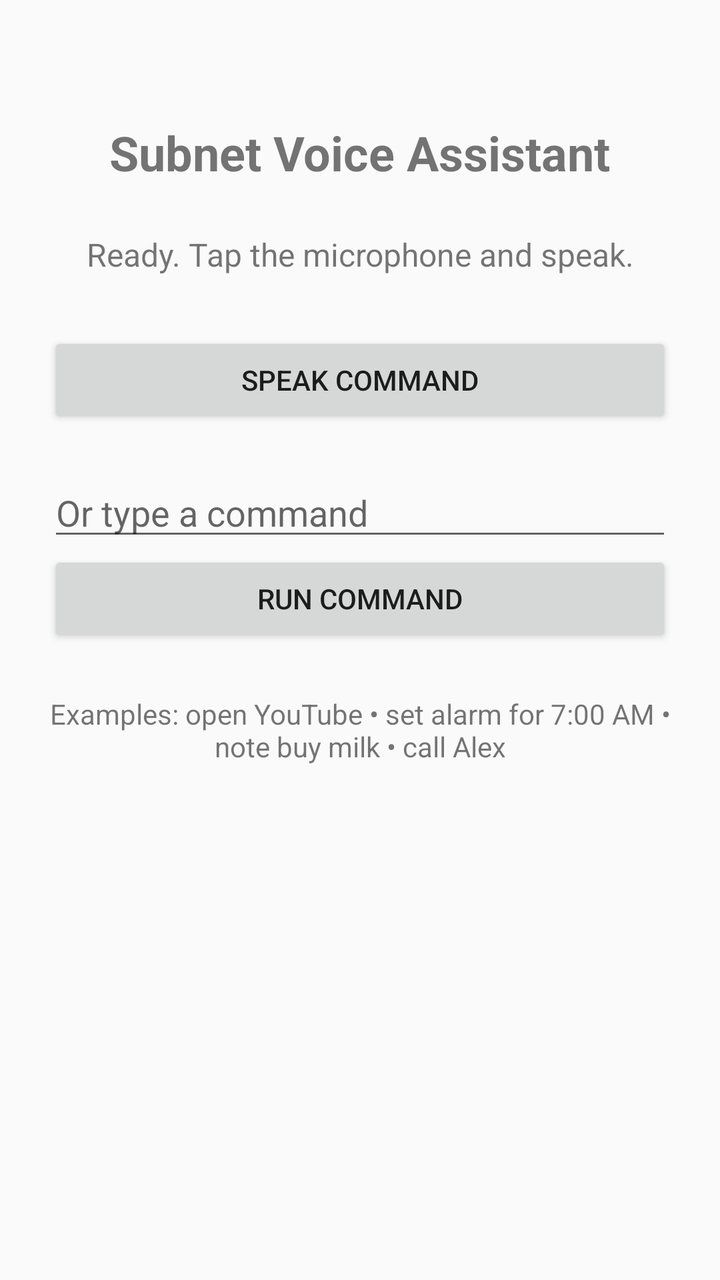
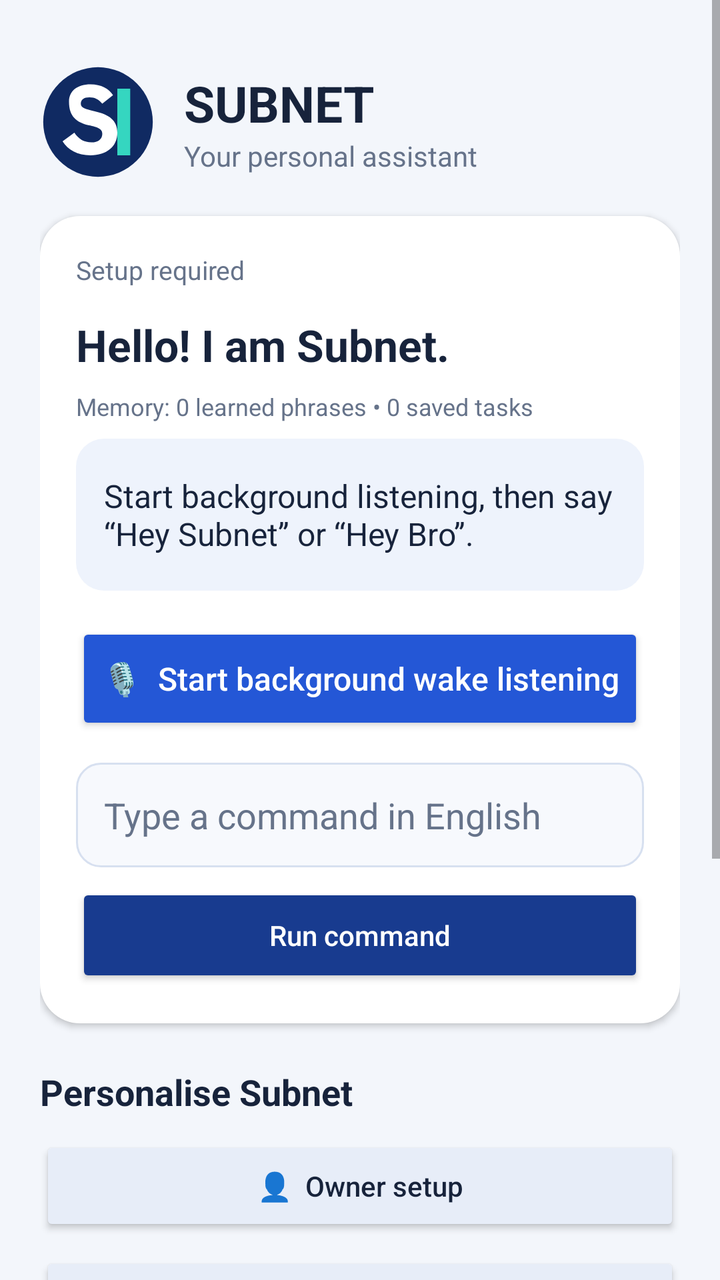

Compare the two renders of this Android layout. The source of the first and the diff that turns it into the second are given below.
<!-- AndroidManifest.xml: application theme android:Theme.Material.Light.NoActionBar -->
<!-- res/layout/activity_main.xml -->
<?xml version="1.0" encoding="utf-8"?>
<LinearLayout xmlns:android="http://schemas.android.com/apk/res/android" android:orientation="vertical" android:padding="24dp" android:gravity="center_horizontal" android:layout_width="match_parent" android:layout_height="match_parent">
    <TextView android:text="Subnet Voice Assistant" android:textSize="24sp" android:textStyle="bold" android:layout_marginTop="36dp" android:layout_width="wrap_content" android:layout_height="wrap_content" />
    <TextView android:id="@+id/status" android:text="Ready. Tap the microphone and speak." android:textSize="16sp" android:gravity="center" android:layout_marginTop="24dp" android:layout_width="match_parent" android:layout_height="wrap_content" />
    <Button android:id="@+id/listenButton" android:text="Speak command" android:layout_marginTop="28dp" android:layout_width="match_parent" android:layout_height="wrap_content" />
    <EditText android:id="@+id/commandInput" android:hint="Or type a command" android:layout_marginTop="20dp" android:singleLine="true" android:layout_width="match_parent" android:layout_height="wrap_content" />
    <Button android:id="@+id/runButton" android:text="Run command" android:layout_width="match_parent" android:layout_height="wrap_content" />
    <TextView android:text="Examples: open YouTube • set alarm for 7:00 AM • note buy milk • call Alex" android:gravity="center" android:layout_marginTop="24dp" android:layout_width="match_parent" android:layout_height="wrap_content" />
</LinearLayout>
<!-- resources referenced by this layout -->
<resources>

</resources>

<!-- the commit's change to res/layout/activity_main.xml (unified diff, before → after) -->
@@ -1,9 +1,203 @@
 <?xml version="1.0" encoding="utf-8"?>
-<LinearLayout xmlns:android="http://schemas.android.com/apk/res/android" android:orientation="vertical" android:padding="24dp" android:gravity="center_horizontal" android:layout_width="match_parent" android:layout_height="match_parent">
-    <TextView android:text="Subnet Voice Assistant" android:textSize="24sp" android:textStyle="bold" android:layout_marginTop="36dp" android:layout_width="wrap_content" android:layout_height="wrap_content" />
-    <TextView android:id="@+id/status" android:text="Ready. Tap the microphone and speak." android:textSize="16sp" android:gravity="center" android:layout_marginTop="24dp" android:layout_width="match_parent" android:layout_height="wrap_content" />
-    <Button android:id="@+id/listenButton" android:text="Speak command" android:layout_marginTop="28dp" android:layout_width="match_parent" android:layout_height="wrap_content" />
-    <EditText android:id="@+id/commandInput" android:hint="Or type a command" android:layout_marginTop="20dp" android:singleLine="true" android:layout_width="match_parent" android:layout_height="wrap_content" />
-    <Button android:id="@+id/runButton" android:text="Run command" android:layout_width="match_parent" android:layout_height="wrap_content" />
-    <TextView android:text="Examples: open YouTube • set alarm for 7:00 AM • note buy milk • call Alex" android:gravity="center" android:layout_marginTop="24dp" android:layout_width="match_parent" android:layout_height="wrap_content" />
-</LinearLayout>
+<ScrollView xmlns:android="http://schemas.android.com/apk/res/android"
+    android:layout_width="match_parent"
+    android:layout_height="match_parent"
+    android:background="@color/sb_background"
+    android:fillViewport="true">
+
+    <LinearLayout
+        android:layout_width="match_parent"
+        android:layout_height="wrap_content"
+        android:orientation="vertical"
+        android:padding="20dp">
+
+        <LinearLayout
+            android:layout_width="match_parent"
+            android:layout_height="wrap_content"
+            android:gravity="center_vertical"
+            android:orientation="horizontal"
+            android:paddingTop="12dp"
+            android:paddingBottom="18dp">
+
+            <ImageView
+                android:layout_width="58dp"
+                android:layout_height="58dp"
+                android:contentDescription="Subnet Assistant SB logo"
+                android:src="@drawable/sb_logo" />
+
+            <LinearLayout
+                android:layout_width="0dp"
+                android:layout_height="wrap_content"
+                android:layout_marginStart="14dp"
+                android:layout_weight="1"
+                android:orientation="vertical">
+
+                <TextView
+                    android:layout_width="wrap_content"
+                    android:layout_height="wrap_content"
+                    android:text="SUBNET"
+                    android:textColor="@color/sb_text"
+                    android:textSize="25sp"
+                    android:textStyle="bold" />
+
+                <TextView
+                    android:layout_width="wrap_content"
+                    android:layout_height="wrap_content"
+                    android:text="Your personal assistant"
+                    android:textColor="@color/sb_muted"
+                    android:textSize="14sp" />
+            </LinearLayout>
+        </LinearLayout>
+
+        <LinearLayout
+            android:layout_width="match_parent"
+            android:layout_height="wrap_content"
+            android:background="@drawable/card_surface"
+            android:elevation="2dp"
+            android:orientation="vertical"
+            android:padding="18dp">
+
+            <TextView
+                android:id="@+id/setupStatus"
+                android:layout_width="match_parent"
+                android:layout_height="wrap_content"
+                android:text="Setup required"
+                android:textColor="@color/sb_muted"
+                android:textSize="13sp" />
+
+            <TextView
+                android:layout_width="match_parent"
+                android:layout_height="wrap_content"
+                android:layout_marginTop="14dp"
+                android:text="Hello! I am Subnet."
+                android:textColor="@color/sb_text"
+                android:textSize="22sp"
+                android:textStyle="bold" />
+
+            <TextView
+                android:id="@+id/learningStatus"
+                android:layout_width="match_parent"
+                android:layout_height="wrap_content"
+                android:layout_marginTop="8dp"
+                android:text="Memory: 0 learned phrases • 0 saved tasks"
+                android:textColor="@color/sb_muted"
+                android:textSize="12sp" />
+
+            <TextView
+                android:id="@+id/status"
+                android:layout_width="match_parent"
+                android:layout_height="wrap_content"
+                android:layout_marginTop="8dp"
+                android:background="@drawable/status_surface"
+                android:gravity="center_vertical"
+                android:minHeight="76dp"
+                android:padding="14dp"
+                android:text="Start background listening, then say “Hey Subnet” or “Hey Bro”."
+                android:textColor="@color/sb_text"
+                android:textSize="16sp" />
+
+            <Button
+                android:id="@+id/listenButton"
+                android:layout_width="match_parent"
+                android:layout_height="56dp"
+                android:layout_marginTop="16dp"
+                android:backgroundTint="@color/sb_primary"
+                android:text="🎙  Start background wake listening"
+                android:textAllCaps="false"
+                android:textColor="@android:color/white"
+                android:textSize="16sp" />
+
+            <EditText
+                android:id="@+id/commandInput"
+                android:layout_width="match_parent"
+                android:layout_height="wrap_content"
+                android:layout_marginTop="14dp"
+                android:background="@drawable/input_surface"
+                android:hint="Type a command in English"
+                android:inputType="textCapSentences"
+                android:minHeight="52dp"
+                android:padding="14dp"
+                android:singleLine="true"
+                android:textColor="@color/sb_text"
+                android:textColorHint="@color/sb_muted" />
+
+            <Button
+                android:id="@+id/runButton"
+                android:layout_width="match_parent"
+                android:layout_height="52dp"
+                android:layout_marginTop="8dp"
+                android:backgroundTint="@color/sb_secondary"
+                android:text="Run command"
+                android:textAllCaps="false"
+                android:textColor="@android:color/white" />
+        </LinearLayout>
+
+        <TextView
+            android:layout_width="match_parent"
+            android:layout_height="wrap_content"
+            android:layout_marginTop="22dp"
+            android:layout_marginBottom="10dp"
+            android:text="Personalise Subnet"
+            android:textColor="@color/sb_text"
+            android:textSize="18sp"
+            android:textStyle="bold" />
+
+        <Button
+            android:id="@+id/setupButton"
+            android:layout_width="match_parent"
+            android:layout_height="50dp"
+            android:backgroundTint="@color/sb_card_button"
+            android:text="👤  Owner setup"
+            android:textAllCaps="false"
+            android:textColor="@color/sb_text" />
+
+        <Button
+            android:id="@+id/exportButton"
+            android:layout_width="match_parent"
+            android:layout_height="50dp"
+            android:layout_marginTop="8dp"
+            android:backgroundTint="@color/sb_card_button"
+            android:text="↑  Export learned commands"
+            android:textAllCaps="false"
+            android:textColor="@color/sb_text" />
+
+        <Button
+            android:id="@+id/importButton"
+            android:layout_width="match_parent"
+            android:layout_height="50dp"
+            android:layout_marginTop="8dp"
+            android:backgroundTint="@color/sb_card_button"
+            android:text="↓  Import learned commands"
+            android:textAllCaps="false"
+            android:textColor="@color/sb_text" />
+
+        <Button
+            android:id="@+id/suggestButton"
+            android:layout_width="match_parent"
+            android:layout_height="52dp"
+            android:layout_marginTop="8dp"
+            android:backgroundTint="@color/sb_accent"
+            android:text="💡  Suggest a feature"
+            android:textAllCaps="false"
+            android:textColor="@android:color/white" />
+
+        <TextView
+            android:layout_width="match_parent"
+            android:layout_height="wrap_content"
+            android:layout_marginTop="20dp"
+            android:padding="14dp"
+            android:background="@drawable/status_surface"
+            android:text="Try: “Hey Subnet, call Bhargavi”  •  “Note buy groceries”  •  “Teach my office as work”. Listening continues with the screen locked while the foreground service is active."
+            android:textColor="@color/sb_muted"
+            android:textSize="13sp" />
+
+        <TextView
+            android:layout_width="match_parent"
+            android:layout_height="wrap_content"
+            android:layout_marginTop="14dp"
+            android:gravity="center"
+            android:text="SUBNETBYTES  •  Built to learn with you"
+            android:textColor="@color/sb_muted"
+            android:textSize="11sp" />
+    </LinearLayout>
+</ScrollView>
<!-- resource entries referenced after the edit -->
@@ -1,5 +1,34 @@
 <!-- resources referenced by this layout -->
 <resources>
-
+  <color name="sb_accent">#0E8A78</color>
+  <color name="sb_background">#F3F6FB</color>
+  <color name="sb_card_button">#E7EDF8</color>
+  <color name="sb_muted">#66738A</color>
+  <color name="sb_primary">#2457D6</color>
+  <color name="sb_secondary">#183B8F</color>
+  <color name="sb_text">#17233B</color>
+  <!-- drawable card_surface (drawable) -->
+  <shape xmlns:android="http://schemas.android.com/apk/res/android">
+      <solid android:color="#FFFFFF" />
+      <corners android:radius="20dp" />
+  </shape>
+  <!-- drawable input_surface (drawable) -->
+  <shape xmlns:android="http://schemas.android.com/apk/res/android">
+      <solid android:color="#F7F9FD" />
+      <stroke android:width="1dp" android:color="#D7E0F0" />
+      <corners android:radius="12dp" />
+  </shape>
+  <!-- drawable sb_logo (drawable) -->
+  <vector xmlns:android="http://schemas.android.com/apk/res/android"
+      android:width="108dp" android:height="108dp" android:viewportWidth="108" android:viewportHeight="108">
+      <path android:fillColor="#102A62" android:pathData="M54,3A51,51 0,1 0,54 105A51,51 0,1 0,54 3Z" />
+      <path android:fillColor="#FFFFFF" android:pathData="M27,35C27,25 35,19 47,19C57,19 64,23 68,29L58,37C55,33 51,31 46,31C41,31 38,33 38,37C38,41 42,42 51,44C64,47 72,52 72,64C72,77 62,85 47,85C35,85 26,80 21,72L32,64C36,70 41,73 48,73C54,73 58,70 58,65C58,61 55,59 45,57C34,54 27,49 27,35Z" />
+      <path android:fillColor="#35D6C0" android:pathData="M72,23L84,23L84,85L72,85Z" />
+  </vector>
+  <!-- drawable status_surface (drawable) -->
+  <shape xmlns:android="http://schemas.android.com/apk/res/android">
+      <solid android:color="#EEF3FC" />
+      <corners android:radius="14dp" />
+  </shape>
 </resources>
 
